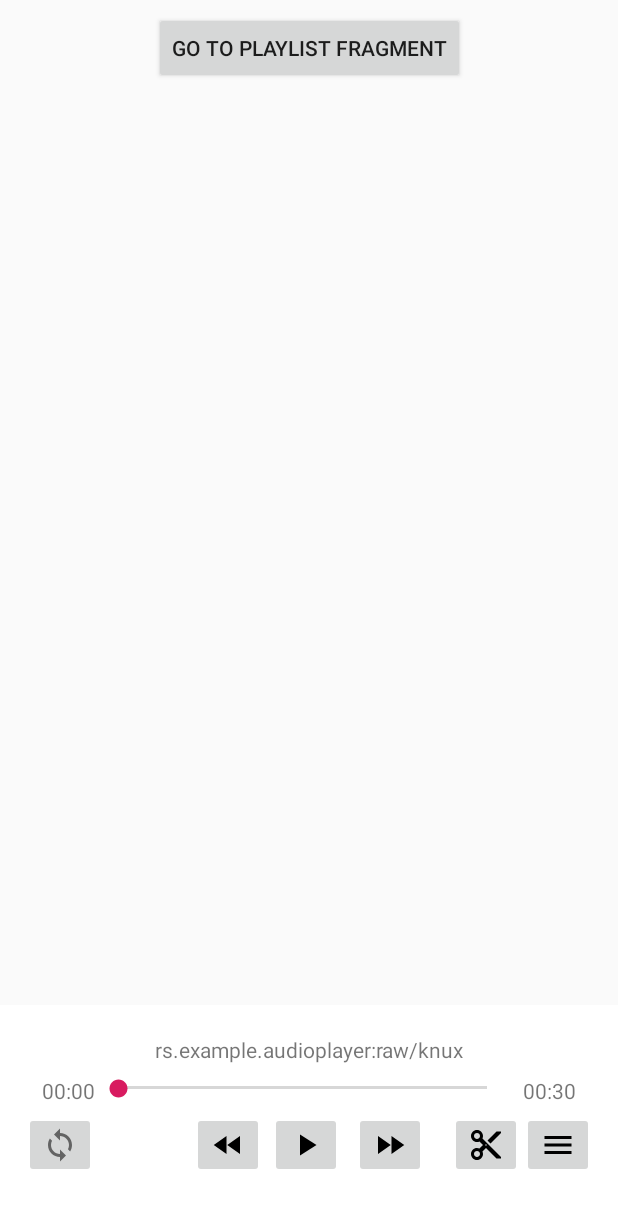
After one commit to dj-pocket-cloud/AudioPlayer, an Android app: the fragment HomeFragment placed in its activity, on a phone screen of 412 x 824 dp. The commit adds this screen. Shown: the top 1208 px of the screen. Run offline under Robolectric (Android 15) with nearby library versions, the phone set to English and light mode, and no system bars; 1 statement that could not run was skipped.

Commit message:
implemented a home menu that is not done yet

```diff
--- /dev/null
+++ b/app/src/main/java/rs/example/audioplayer/HomeFragment.java
@@ -0,0 +1,46 @@
+package rs.example.audioplayer;
+
+import android.app.AlertDialog;
+import android.os.Bundle;
+import android.support.v4.app.Fragment;
+import android.support.v4.app.FragmentManager;
+import android.support.v4.app.FragmentTransaction;
+import android.view.LayoutInflater;
+import android.view.View;
+import android.view.ViewGroup;
+import android.widget.Button;
+import android.widget.ListView;
+
+public class HomeFragment extends Fragment {
+
+    Button testButton;
+
+    @Override
+    public View onCreateView(LayoutInflater inflater, ViewGroup container,
+                             Bundle savedInstanceState) {
+        //set the layout you want to display in First Fragment
+        View view = inflater.inflate(R.layout.home_menu_fragment, container, false);
+
+        testButton = (Button) view.findViewById(R.id.testButton);
+        testButton.setOnClickListener(testClickListener);
+
+        return view;
+
+    }
+
+    View.OnClickListener testClickListener = new View.OnClickListener() {
+        @Override
+        public void onClick(View v) {
+            FragmentManager fragmentManager = getFragmentManager();
+            FragmentTransaction fragmentTransaction = fragmentManager
+                    .beginTransaction();
+
+            PlaylistBrowser pb = new PlaylistBrowser();
+            fragmentTransaction.replace(R.id.home_menu, pb);
+                //provide the fragment ID of your first fragment which you have given in
+                //fragment_layout_example.xml file in place of first argument
+            fragmentTransaction.addToBackStack(null);
+            fragmentTransaction.commit();
+        }
+    };
+}
--- a/app/src/main/java/rs/example/audioplayer/MainActivity.java
+++ b/app/src/main/java/rs/example/audioplayer/MainActivity.java
@@ -38,6 +38,7 @@ public class MainActivity extends AppCompatActivity {
 
             // Create an instance of the first fragment
             PlaylistBrowser pb = new PlaylistBrowser();
+            //HomeFragment hf = new HomeFragment();
 
             // In case this activity was started with special instructions from an Intent,
             // pass the Intent's extras to the fragment as arguments
--- /dev/null
+++ b/app/src/main/res/layout/home_menu_fragment.xml
@@ -0,0 +1,21 @@
+<?xml version="1.0" encoding="utf-8"?>
+<android.support.constraint.ConstraintLayout
+    xmlns:android="http://schemas.android.com/apk/res/android"
+    xmlns:app="http://schemas.android.com/apk/res-auto"
+    xmlns:tools="http://schemas.android.com/tools"
+    android:layout_width="match_parent"
+    android:layout_height="match_parent"
+    android:id="@+id/home_menu">
+
+    <Button
+        android:id="@+id/testButton"
+        android:layout_width="wrap_content"
+        android:layout_height="wrap_content"
+        android:layout_marginStart="8dp"
+        android:layout_marginTop="8dp"
+        android:layout_marginEnd="8dp"
+        android:text="go to playlist fragment"
+        app:layout_constraintEnd_toEndOf="parent"
+        app:layout_constraintStart_toStartOf="parent"
+        app:layout_constraintTop_toTopOf="parent" />
+</android.support.constraint.ConstraintLayout>
```
